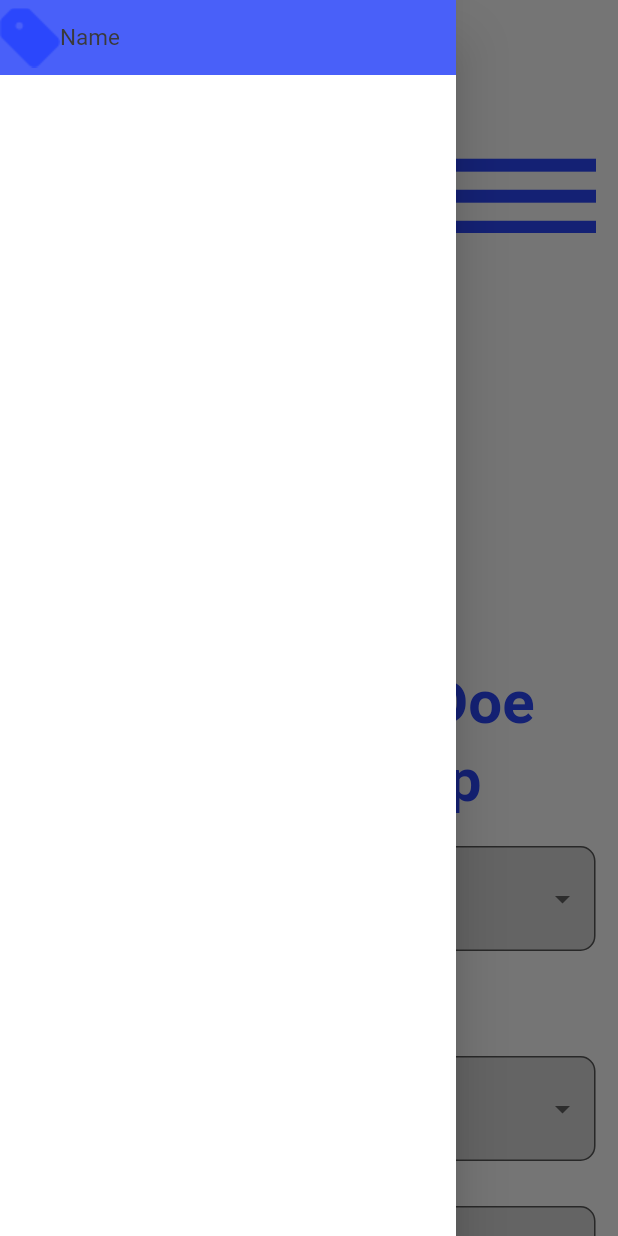
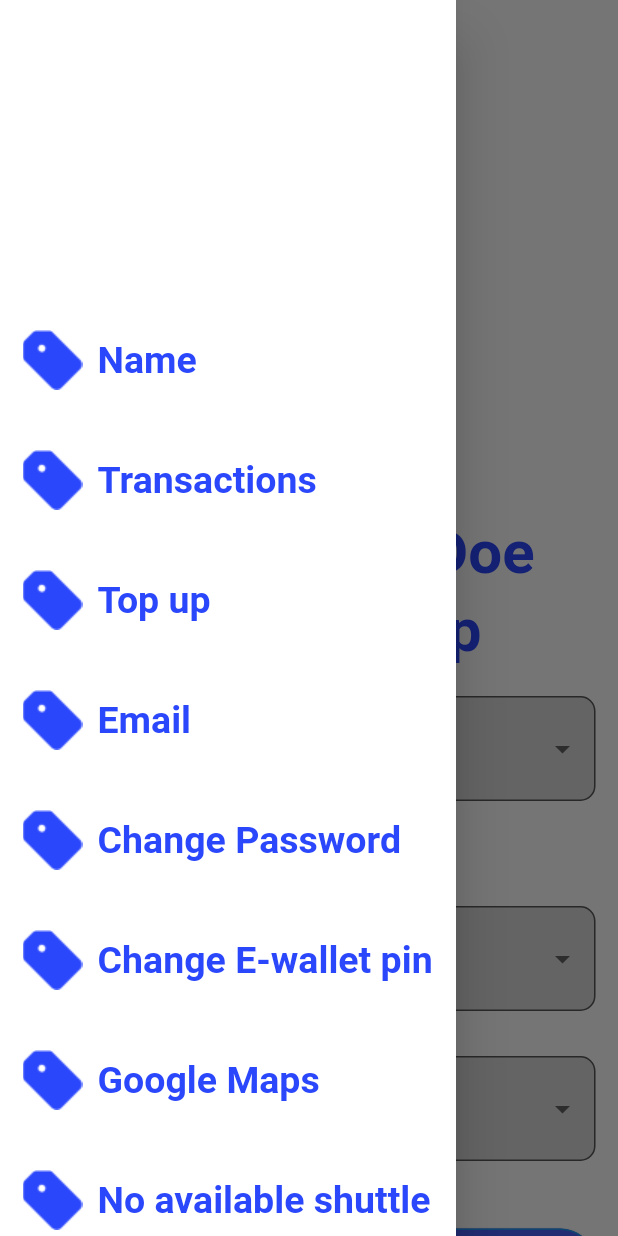
Before and after one commit to Teewhydot/one_go_appp, a Flutter app: the Home screen opened by its route, with the side drawer open, on a phone screen of 412 x 824 dp. Run offline on Flutter 3.47's test engine with Material 2 defaults, Android fonts, the light colour scheme and no system bars; our stand-ins replace dropdown_button2, flutter_screenutil, form_field_validator, google_maps_flutter, location, page_transition and 1 more.

Commit message:
Drawer screen almost complete

```diff
--- a/lib/main.dart
+++ b/lib/main.dart
@@ -25,7 +25,7 @@ class MyApp extends StatelessWidget {
       designSize: const Size(414, 896),
       builder: (_) => MaterialApp(
         debugShowCheckedModeBanner: false,
-        initialRoute: GoogleMapsBottomSheet.id,
+        initialRoute: WelcomePage.id,
         routes: {
           WelcomePage.id: (context) => const WelcomePage(),
           SignInPage.id: (context) => const SignInPage(),
--- a/lib/views/custom_bottom_sheet.dart
+++ b/lib/views/custom_bottom_sheet.dart
@@ -15,8 +15,7 @@ class _GoogleMapsBottomSheetState extends State<GoogleMapsBottomSheet> {
   @override
   Widget build(BuildContext context) {
     final deviceHeight = MediaQuery.of(context).size.height;
-    return Scaffold(
-      body: Stack(children: [
+    return Stack(children: [
       Positioned(
         bottom: 350,
         left: 0,
@@ -130,8 +129,7 @@ class _GoogleMapsBottomSheetState extends State<GoogleMapsBottomSheet> {
           ),
         ),
       ),
-      ]),
-    );
+    ]);
   }
 }
 
--- a/lib/views/drawer/drawer_screen.dart
+++ b/lib/views/drawer/drawer_screen.dart
@@ -3,18 +3,37 @@
 import 'package:flutter/material.dart';
 import 'package:one_go_app/custom_widgets/constants.dart';
 import 'package:one_go_app/generated/assets.dart';
+import 'package:one_go_app/views/no_shuttle.dart';
+import 'package:one_go_app/views/ride_tracking_page.dart';
 
 class DrawerScreen extends StatelessWidget {
   static const String id = 'DrawerScreen';
   const DrawerScreen({Key? key}) : super(key: key);
 
   @override
-  Widget build(BuildContext context) => Drawer(
+  Widget build(BuildContext context) => SafeArea(
+    child: Drawer(
           backgroundColor: Colors.white,
           child: Column(
             children: [
+              Container(
+                height: 200,
+                color: Colors.white
+              ),
               DrawerItem(image: Image.asset(Assets.figmaPngsEmail), text:'Name', onTap: (){}),
+              DrawerItem(image: Image.asset(Assets.figmaPngsEmail), text:'Transactions', onTap: (){}),
+              DrawerItem(image: Image.asset(Assets.figmaPngsEmail), text:'Top up', onTap: (){}),
+              DrawerItem(image: Image.asset(Assets.figmaPngsEmail), text:'Email', onTap: (){}),
+              DrawerItem(image: Image.asset(Assets.figmaPngsEmail), text:'Change Password', onTap: (){}),
+              DrawerItem(image: Image.asset(Assets.figmaPngsEmail), text:'Change E-wallet pin', onTap: (){}),
+              DrawerItem(image: Image.asset(Assets.figmaPngsEmail), text:'Google Maps', onTap: (){
+                Navigator.pushNamed(context, RideTrackingPage.id);
+              }),
+              DrawerItem(image: Image.asset(Assets.figmaPngsEmail), text:'No available shuttle', onTap: (){
+                Navigator.pushNamed(context, NoShuttleScreen.id);
+              }),
             ],
+          ),
         ),
   );
 }
@@ -32,19 +51,28 @@ class DrawerItem extends StatelessWidget {
   Widget build(BuildContext context) {
     return GestureDetector(
       onTap: onTap,
+      child: Padding(
+        padding: const EdgeInsets.all(15.0),
         child: Container(
           height: 50,
           width: 400,
-        color: blueColor,
+          color: whiteColor,
           child: Row(
-          mainAxisAlignment: MainAxisAlignment.start,
+            mainAxisAlignment: MainAxisAlignment.spaceBetween,
+            children: [
+              Row(
                 children: [
                   image,
+                  addHorizontalSpacing(10),
                   Text(
                     text,
-              style: normalBlackStyle,
+                    style: boldBlueStyle,
                   ),
                 ],
+              ),
+              Container(),
+            ],
+          ),
         ),
       ),
     );
--- a/lib/views/home.dart
+++ b/lib/views/home.dart
@@ -32,6 +32,20 @@ class _HomeState extends State<Home> {
   @override
   Widget build(BuildContext context) {
     return Scaffold(
+      appBar: AppBar(
+        elevation: 0,
+        toolbarHeight: 60,
+        backgroundColor: whiteColor,
+        flexibleSpace: Container(
+          decoration: const BoxDecoration(
+            color: whiteColor,
+          ),
+          child:   Align(
+              alignment: Alignment.bottomLeft,
+              child: Image.asset(Assets.figmaPngsLargeMenuBar,
+                  height: 60, width: 60,)),
+        ),
+      ),
       resizeToAvoidBottomInset: false,
       drawer: const DrawerScreen(),
       backgroundColor: Colors.white,
@@ -43,12 +57,6 @@ class _HomeState extends State<Home> {
               padding: const EdgeInsets.all(15.0),
               child: Column(
                 children: [
-                  addVerticalSpacing(90),
-                  Align(
-                      alignment: Alignment.bottomRight,
-                      child: Image.asset(Assets.figmaPngsLargeMenuBar,
-                          height: 50)),
-                  addVerticalSpacing(20),
                   const Align(
                     alignment: Alignment.bottomLeft,
                     child: CircleAvatar(
```
Also changed, not shown: lib/views/ride_tracking_page.dart (+22 -19 lines). Lines whose indentation alone changed are shown as unchanged.
